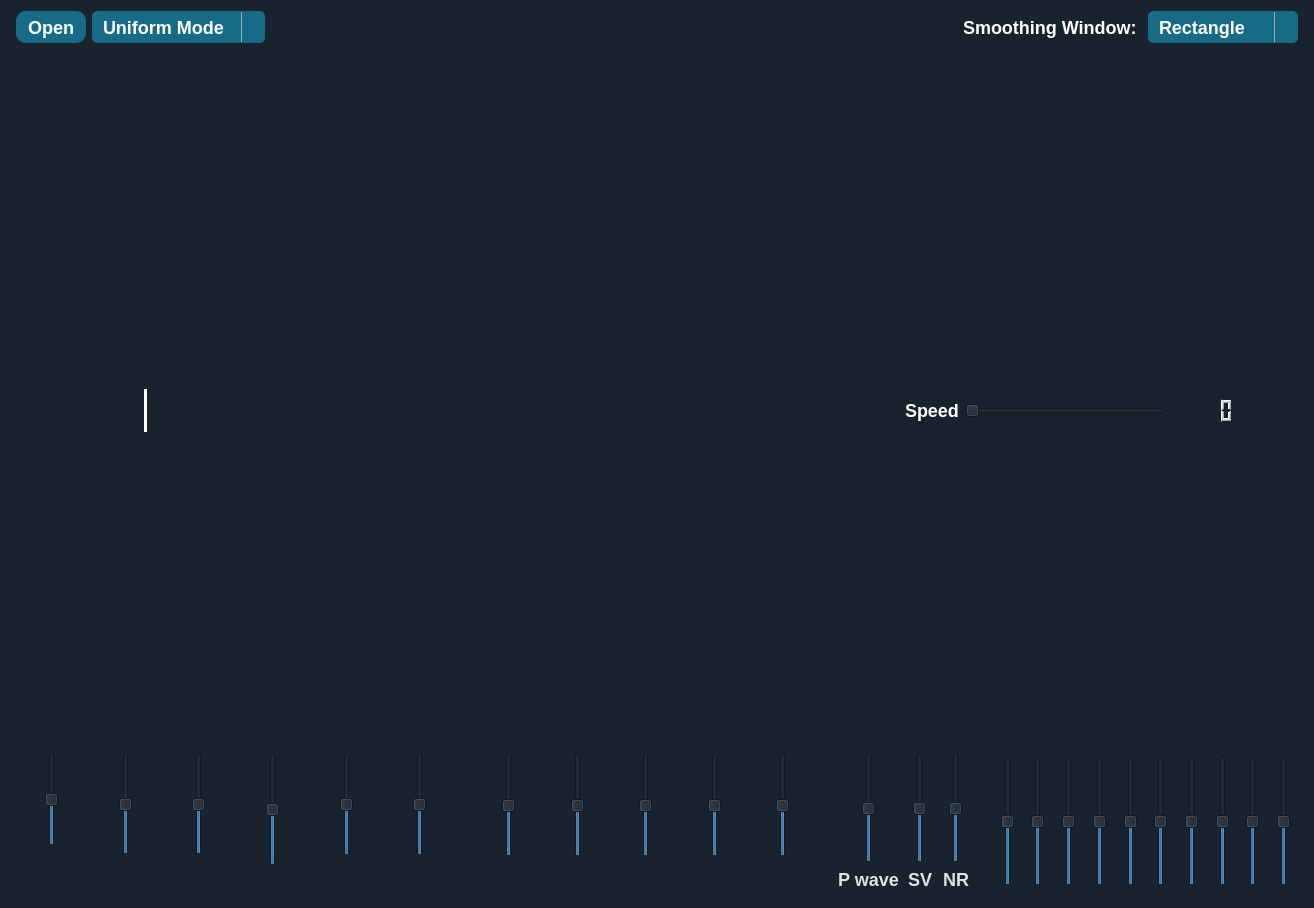
Above: main.ui from omarshaban02/Equalizer before the change. Below: the same form after it.
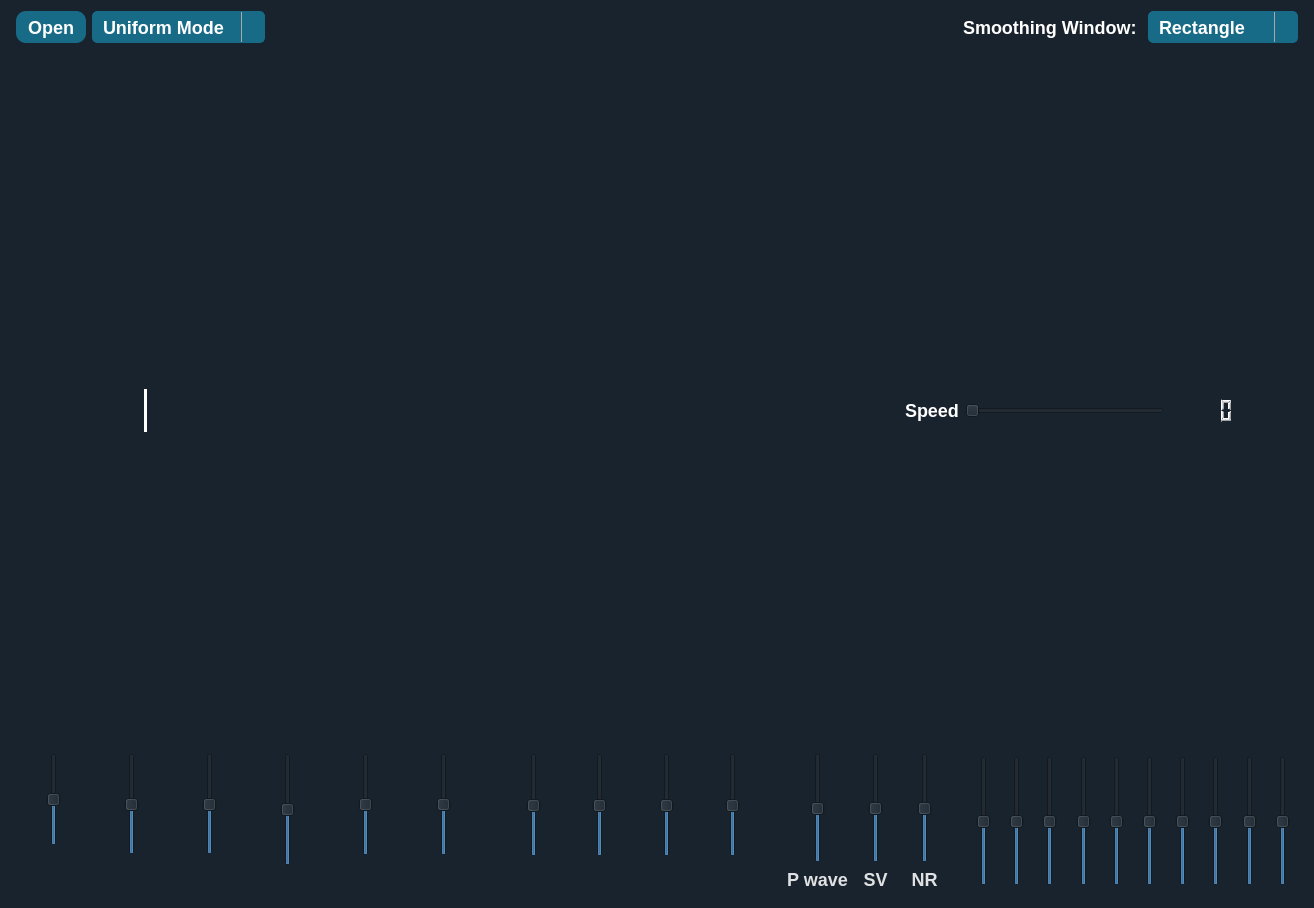
That is the form after the change. Icons and pictures are not drawn.

What changed in the file:
```diff
--- a/main.ui
+++ b/main.ui
@@ -1907,95 +1907,7 @@
               </property>
               <property name="icon">
                <iconset resource="res.qrc">
-                <normaloff>:/icons/icons/violin.png</normaloff>:/icons/icons/violin.png</iconset>
-              </property>
-              <property name="iconSize">
-               <size>
-                <width>40</width>
-                <height>40</height>
-               </size>
-              </property>
-              <property name="flat">
-               <bool>true</bool>
-              </property>
-             </widget>
-            </item>
-           </layout>
-          </item>
-          <item>
-           <layout class="QVBoxLayout" name="verticalLayout_10">
-            <property name="spacing">
-             <number>12</number>
-            </property>
-            <item>
-             <layout class="QHBoxLayout" name="horizontalLayout_17">
-              <item>
-               <spacer name="horizontalSpacer_20">
-                <property name="orientation">
-                 <enum>Qt::Horizontal</enum>
-                </property>
-                <property name="sizeHint" stdset="0">
-                 <size>
-                  <width>40</width>
-                  <height>20</height>
-                 </size>
-                </property>
-               </spacer>
-              </item>
-              <item>
-               <widget class="QSlider" name="trumpet_slider">
-                <property name="cursor">
-                 <cursorShape>OpenHandCursor</cursorShape>
-                </property>
-                <property name="minimum">
-                 <number>-10</number>
-                </property>
-                <property name="maximum">
-                 <number>10</number>
-                </property>
-                <property name="singleStep">
-                 <number>10</number>
-                </property>
-                <property name="pageStep">
-                 <number>10</number>
-                </property>
-                <property name="value">
-                 <number>0</number>
-                </property>
-                <property name="sliderPosition">
-                 <number>0</number>
-                </property>
-                <property name="orientation">
-                 <enum>Qt::Vertical</enum>
-                </property>
-               </widget>
-              </item>
-              <item>
-               <spacer name="horizontalSpacer_21">
-                <property name="orientation">
-                 <enum>Qt::Horizontal</enum>
-                </property>
-                <property name="sizeHint" stdset="0">
-                 <size>
-                  <width>40</width>
-                  <height>20</height>
-                 </size>
-                </property>
-               </spacer>
-              </item>
-             </layout>
-            </item>
-            <item>
-             <widget class="QPushButton" name="pushButton_11">
-              <property name="enabled">
-               <bool>false</bool>
-              </property>
-              <property name="text">
-               <string/>
-              </property>
-              <property name="icon">
-               <iconset resource="res.qrc">
-                <normaloff>:/icons/icons/trumpet.png</normaloff>:/icons/icons/trumpet.png</iconset>
+                <normaloff>:/icons/icons/chimes-01.png</normaloff>:/icons/icons/chimes-01.png</iconset>
               </property>
               <property name="iconSize">
                <size>
```
Left out of the diff: 6 changed lines with no effect on the pictures.
